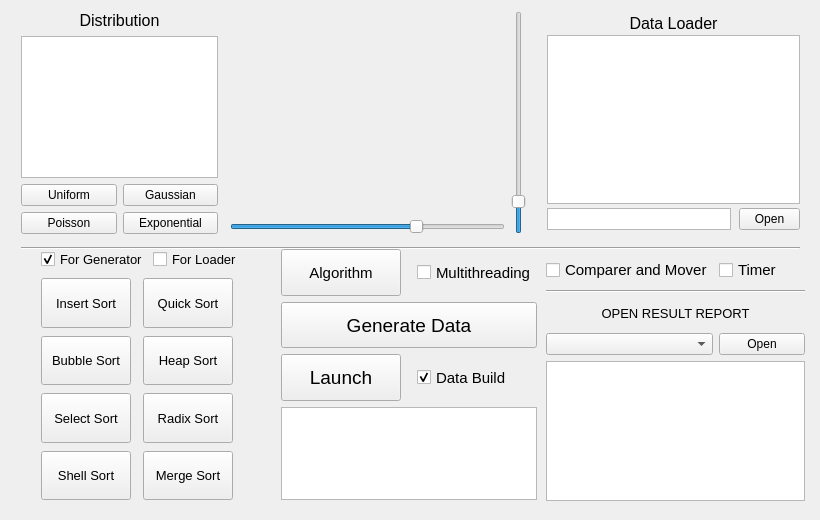
Karenina-na/Sorting, file src/ui/mainwindow.ui: the form before one commit.
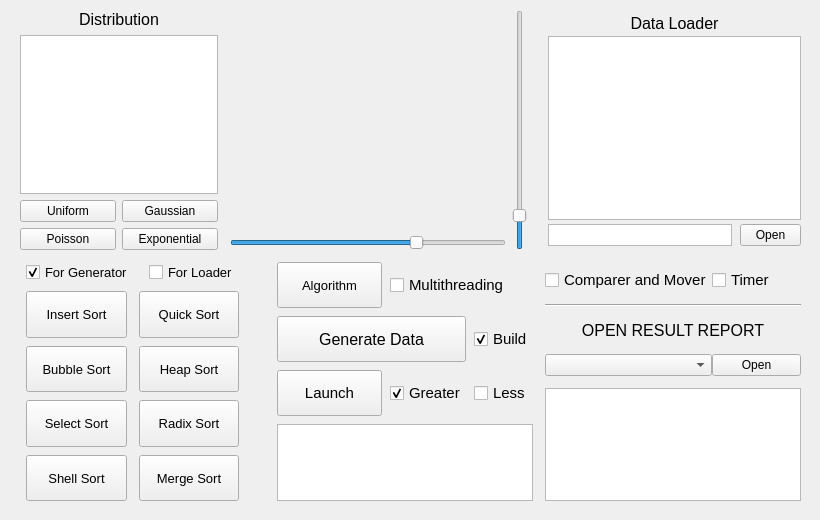
The form after the commit. Icons and pictures are not drawn. Custom widgets are drawn as their Qt base class.

Commit message: Add a checkbox for selecting ascending or descending order.

```diff
--- a/src/ui/mainwindow.ui
+++ b/src/ui/mainwindow.ui
@@ -66,12 +66,17 @@
    <widget class="QWidget" name="layoutWidget">
     <property name="geometry">
      <rect>
-      <x>21</x>
-      <y>11</y>
-      <width>779</width>
-      <height>223</height>
+      <x>20</x>
+      <y>10</y>
+      <width>781</width>
+      <height>491</height>
      </rect>
     </property>
+    <layout class="QGridLayout" name="window_layout" rowstretch="1,1">
+     <property name="verticalSpacing">
+      <number>12</number>
+     </property>
+     <item row="0" column="0" colspan="4">
     <layout class="QHBoxLayout" name="Data_layout" stretch="24,1,12">
      <property name="spacing">
       <number>0</number>
@@ -370,47 +375,8 @@
       </layout>
      </item>
     </layout>
-   </widget>
-   <widget class="Line" name="line">
-    <property name="geometry">
-     <rect>
-      <x>21</x>
-      <y>240</y>
-      <width>779</width>
-      <height>16</height>
-     </rect>
-    </property>
-    <property name="orientation">
-     <enum>Qt::Horizontal</enum>
-    </property>
-   </widget>
-   <widget class="QWidget" name="layoutWidget">
-    <property name="geometry">
-     <rect>
-      <x>21</x>
-      <y>249</y>
-      <width>516</width>
-      <height>251</height>
-     </rect>
-    </property>
-    <layout class="QGridLayout" name="Algorithm_layout" rowstretch="2,2,2,4" columnstretch="0,0,0,0">
-     <property name="horizontalSpacing">
-      <number>16</number>
-     </property>
-     <item row="0" column="0" rowspan="4">
-      <spacer name="verticalSpacer">
-       <property name="orientation">
-        <enum>Qt::Vertical</enum>
-       </property>
-       <property name="sizeHint" stdset="0">
-        <size>
-         <width>20</width>
-         <height>208</height>
-        </size>
-       </property>
-      </spacer>
      </item>
-     <item row="0" column="1" rowspan="4">
+     <item row="1" column="1">
       <layout class="QGridLayout" name="sort_button_layout" rowstretch="1,2,2,2,2" columnstretch="10,10,1">
        <property name="horizontalSpacing">
         <number>12</number>
@@ -461,6 +427,24 @@
          </item>
         </layout>
        </item>
+       <item row="2" column="1">
+        <widget class="QPushButton" name="heap_sort_button">
+         <property name="sizePolicy">
+          <sizepolicy hsizetype="Minimum" vsizetype="Minimum">
+           <horstretch>0</horstretch>
+           <verstretch>0</verstretch>
+          </sizepolicy>
+         </property>
+         <property name="font">
+          <font>
+           <pointsize>10</pointsize>
+          </font>
+         </property>
+         <property name="text">
+          <string>Heap Sort</string>
+         </property>
+        </widget>
+       </item>
        <item row="1" column="0">
         <widget class="QPushButton" name="insert_sort_button">
          <property name="sizePolicy">
@@ -497,55 +481,6 @@
          </property>
         </widget>
        </item>
-       <item row="1" column="2" rowspan="4">
-        <spacer name="verticalSpacer_2">
-         <property name="orientation">
-          <enum>Qt::Vertical</enum>
-         </property>
-         <property name="sizeHint" stdset="0">
-          <size>
-           <width>20</width>
-           <height>158</height>
-          </size>
-         </property>
-        </spacer>
-       </item>
-       <item row="2" column="0">
-        <widget class="QPushButton" name="bubble_sort_button">
-         <property name="sizePolicy">
-          <sizepolicy hsizetype="Minimum" vsizetype="Minimum">
-           <horstretch>0</horstretch>
-           <verstretch>0</verstretch>
-          </sizepolicy>
-         </property>
-         <property name="font">
-          <font>
-           <pointsize>10</pointsize>
-          </font>
-         </property>
-         <property name="text">
-          <string>Bubble Sort</string>
-         </property>
-        </widget>
-       </item>
-       <item row="2" column="1">
-        <widget class="QPushButton" name="heap_sort_button">
-         <property name="sizePolicy">
-          <sizepolicy hsizetype="Minimum" vsizetype="Minimum">
-           <horstretch>0</horstretch>
-           <verstretch>0</verstretch>
-          </sizepolicy>
-         </property>
-         <property name="font">
-          <font>
-           <pointsize>10</pointsize>
-          </font>
-         </property>
-         <property name="text">
-          <string>Heap Sort</string>
-         </property>
-        </widget>
-       </item>
        <item row="3" column="0">
         <widget class="QPushButton" name="select_sort_button">
          <property name="sizePolicy">
@@ -564,6 +499,24 @@
          </property>
         </widget>
        </item>
+       <item row="2" column="0">
+        <widget class="QPushButton" name="bubble_sort_button">
+         <property name="sizePolicy">
+          <sizepolicy hsizetype="Minimum" vsizetype="Minimum">
+           <horstretch>0</horstretch>
+           <verstretch>0</verstretch>
+          </sizepolicy>
+         </property>
+         <property name="font">
+          <font>
+           <pointsize>10</pointsize>
+          </font>
+         </property>
+         <property name="text">
+          <string>Bubble Sort</string>
+         </property>
+        </widget>
+       </item>
        <item row="3" column="1">
         <widget class="QPushButton" name="radix_sort_button">
          <property name="sizePolicy">
@@ -582,23 +535,18 @@
          </property>
         </widget>
        </item>
-       <item row="4" column="0">
-        <widget class="QPushButton" name="shell_sort_button">
-         <property name="sizePolicy">
-          <sizepolicy hsizetype="Minimum" vsizetype="Minimum">
-           <horstretch>0</horstretch>
-           <verstretch>0</verstretch>
-          </sizepolicy>
+       <item row="1" column="2" rowspan="4">
+        <spacer name="verticalSpacer_2">
+         <property name="orientation">
+          <enum>Qt::Vertical</enum>
          </property>
-         <property name="font">
-          <font>
-           <pointsize>10</pointsize>
-          </font>
+         <property name="sizeHint" stdset="0">
+          <size>
+           <width>20</width>
+           <height>158</height>
+          </size>
          </property>
-         <property name="text">
-          <string>Shell Sort</string>
-         </property>
-        </widget>
+        </spacer>
        </item>
        <item row="4" column="1">
         <widget class="QPushButton" name="merge_sort_button">
@@ -618,10 +566,8 @@
          </property>
         </widget>
        </item>
-      </layout>
-     </item>
-     <item row="0" column="2">
-      <widget class="QPushButton" name="algorithm_button">
+       <item row="4" column="0">
+        <widget class="QPushButton" name="shell_sort_button">
        <property name="sizePolicy">
         <sizepolicy hsizetype="Minimum" vsizetype="Minimum">
          <horstretch>0</horstretch>
@@ -630,132 +576,17 @@
        </property>
        <property name="font">
         <font>
-         <pointsize>11</pointsize>
+           <pointsize>10</pointsize>
         </font>
        </property>
        <property name="text">
-        <string>Algorithm</string>
+          <string>Shell Sort</string>
        </property>
       </widget>
      </item>
-     <item row="0" column="3">
-      <widget class="QCheckBox" name="mutil_thread_checkbox">
-       <property name="sizePolicy">
-        <sizepolicy hsizetype="Minimum" vsizetype="Minimum">
-         <horstretch>0</horstretch>
-         <verstretch>0</verstretch>
-        </sizepolicy>
-       </property>
-       <property name="font">
-        <font>
-         <pointsize>11</pointsize>
-        </font>
-       </property>
-       <property name="cursor">
-        <cursorShape>PointingHandCursor</cursorShape>
-       </property>
-       <property name="text">
-        <string>Multithreading</string>
-       </property>
-      </widget>
-     </item>
-     <item row="2" column="2">
-      <widget class="QPushButton" name="sort_launch_button">
-       <property name="sizePolicy">
-        <sizepolicy hsizetype="Minimum" vsizetype="Minimum">
-         <horstretch>0</horstretch>
-         <verstretch>0</verstretch>
-        </sizepolicy>
-       </property>
-       <property name="font">
-        <font>
-         <pointsize>14</pointsize>
-        </font>
-       </property>
-       <property name="text">
-        <string>Launch</string>
-       </property>
-      </widget>
-     </item>
-     <item row="2" column="3">
-      <widget class="QCheckBox" name="data_build_checkbox">
-       <property name="sizePolicy">
-        <sizepolicy hsizetype="Minimum" vsizetype="Minimum">
-         <horstretch>0</horstretch>
-         <verstretch>0</verstretch>
-        </sizepolicy>
-       </property>
-       <property name="font">
-        <font>
-         <pointsize>11</pointsize>
-        </font>
-       </property>
-       <property name="cursor">
-        <cursorShape>PointingHandCursor</cursorShape>
-       </property>
-       <property name="text">
-        <string>Data Build</string>
-       </property>
-       <property name="checked">
-        <bool>true</bool>
-       </property>
-      </widget>
-     </item>
-     <item row="3" column="2" colspan="2">
-      <widget class="QTextBrowser" name="algorithm_message_show">
-       <property name="tabChangesFocus">
-        <bool>false</bool>
-       </property>
-       <property name="undoRedoEnabled">
-        <bool>false</bool>
-       </property>
-       <property name="lineWrapMode">
-        <enum>QTextEdit::NoWrap</enum>
-       </property>
-       <property name="lineWrapColumnOrWidth">
-        <number>0</number>
-       </property>
-       <property name="html">
-        <string>&lt;!DOCTYPE HTML PUBLIC &quot;-//W3C//DTD HTML 4.0//EN&quot; &quot;http://www.w3.org/TR/REC-html40/strict.dtd&quot;&gt;
-&lt;html&gt;&lt;head&gt;&lt;meta name=&quot;qrichtext&quot; content=&quot;1&quot; /&gt;&lt;meta charset=&quot;utf-8&quot; /&gt;&lt;style type=&quot;text/css&quot;&gt;
-p, li { white-space: pre-wrap; }
-hr { height: 1px; border-width: 0; }
-li.unchecked::marker { content: &quot;\2610&quot;; }
-li.checked::marker { content: &quot;\2612&quot;; }
-&lt;/style&gt;&lt;/head&gt;&lt;body style=&quot; font-family:'Microsoft YaHei UI'; font-size:9pt; font-weight:400; font-style:normal;&quot;&gt;
-&lt;p style=&quot;-qt-paragraph-type:empty; margin-top:0px; margin-bottom:0px; margin-left:0px; margin-right:0px; -qt-block-indent:0; text-indent:0px;&quot;&gt;&lt;br /&gt;&lt;/p&gt;&lt;/body&gt;&lt;/html&gt;</string>
-       </property>
-      </widget>
-     </item>
-     <item row="1" column="2" colspan="2">
-      <widget class="QPushButton" name="sort_generate_data_button">
-       <property name="sizePolicy">
-        <sizepolicy hsizetype="Minimum" vsizetype="Minimum">
-         <horstretch>0</horstretch>
-         <verstretch>0</verstretch>
-        </sizepolicy>
-       </property>
-       <property name="font">
-        <font>
-         <pointsize>14</pointsize>
-        </font>
-       </property>
-       <property name="text">
-        <string>Generate Data</string>
-       </property>
-      </widget>
-     </item>
-    </layout>
-   </widget>
-   <widget class="QWidget" name="layoutWidget">
-    <property name="geometry">
-     <rect>
-      <x>540</x>
-      <y>250</y>
-      <width>265</width>
-      <height>251</height>
-     </rect>
-    </property>
+      </layout>
+     </item>
+     <item row="1" column="3">
     <layout class="QGridLayout" name="result_show_layout" rowstretch="2,1,2,2,10">
      <property name="leftMargin">
       <number>6</number>
@@ -763,6 +594,9 @@
      <property name="topMargin">
       <number>6</number>
      </property>
+       <property name="verticalSpacing">
+        <number>12</number>
+       </property>
      <item row="0" column="1">
       <widget class="QCheckBox" name="timer_checkbox">
        <property name="sizePolicy">
@@ -788,7 +622,7 @@
       <widget class="QLabel" name="label">
        <property name="font">
         <font>
-         <pointsize>10</pointsize>
+           <pointsize>12</pointsize>
         </font>
        </property>
        <property name="text">
@@ -849,6 +683,185 @@
         <enum>Qt::Horizontal</enum>
        </property>
       </widget>
+       </item>
+      </layout>
+     </item>
+     <item row="1" column="2">
+      <layout class="QGridLayout" name="sort_button_show_layout" rowstretch="3,3,3,5" columnstretch="3,2,1">
+       <property name="spacing">
+        <number>8</number>
+       </property>
+       <item row="0" column="0">
+        <widget class="QPushButton" name="algorithm_button">
+         <property name="sizePolicy">
+          <sizepolicy hsizetype="Minimum" vsizetype="Minimum">
+           <horstretch>0</horstretch>
+           <verstretch>0</verstretch>
+          </sizepolicy>
+         </property>
+         <property name="font">
+          <font>
+           <pointsize>10</pointsize>
+          </font>
+         </property>
+         <property name="text">
+          <string>Algorithm</string>
+         </property>
+        </widget>
+       </item>
+       <item row="0" column="1" colspan="2">
+        <widget class="QCheckBox" name="mutil_thread_checkbox">
+         <property name="sizePolicy">
+          <sizepolicy hsizetype="Minimum" vsizetype="Minimum">
+           <horstretch>0</horstretch>
+           <verstretch>0</verstretch>
+          </sizepolicy>
+         </property>
+         <property name="font">
+          <font>
+           <pointsize>11</pointsize>
+          </font>
+         </property>
+         <property name="cursor">
+          <cursorShape>PointingHandCursor</cursorShape>
+         </property>
+         <property name="text">
+          <string>Multithreading</string>
+         </property>
+        </widget>
+       </item>
+       <item row="1" column="0" colspan="2">
+        <widget class="QPushButton" name="sort_generate_data_button">
+         <property name="sizePolicy">
+          <sizepolicy hsizetype="Minimum" vsizetype="Minimum">
+           <horstretch>0</horstretch>
+           <verstretch>0</verstretch>
+          </sizepolicy>
+         </property>
+         <property name="font">
+          <font>
+           <pointsize>12</pointsize>
+          </font>
+         </property>
+         <property name="text">
+          <string>Generate Data</string>
+         </property>
+        </widget>
+       </item>
+       <item row="2" column="0">
+        <widget class="QPushButton" name="sort_launch_button">
+         <property name="sizePolicy">
+          <sizepolicy hsizetype="Minimum" vsizetype="Minimum">
+           <horstretch>0</horstretch>
+           <verstretch>0</verstretch>
+          </sizepolicy>
+         </property>
+         <property name="font">
+          <font>
+           <pointsize>11</pointsize>
+          </font>
+         </property>
+         <property name="text">
+          <string>Launch</string>
+         </property>
+        </widget>
+       </item>
+       <item row="3" column="0" colspan="3">
+        <widget class="QTextBrowser" name="algorithm_message_show">
+         <property name="tabChangesFocus">
+          <bool>false</bool>
+         </property>
+         <property name="undoRedoEnabled">
+          <bool>false</bool>
+         </property>
+         <property name="lineWrapMode">
+          <enum>QTextEdit::NoWrap</enum>
+         </property>
+         <property name="lineWrapColumnOrWidth">
+          <number>0</number>
+         </property>
+         <property name="html">
+          <string>&lt;!DOCTYPE HTML PUBLIC &quot;-//W3C//DTD HTML 4.0//EN&quot; &quot;http://www.w3.org/TR/REC-html40/strict.dtd&quot;&gt;
+&lt;html&gt;&lt;head&gt;&lt;meta name=&quot;qrichtext&quot; content=&quot;1&quot; /&gt;&lt;meta charset=&quot;utf-8&quot; /&gt;&lt;style type=&quot;text/css&quot;&gt;
+p, li { white-space: pre-wrap; }
+hr { height: 1px; border-width: 0; }
+li.unchecked::marker { content: &quot;\2610&quot;; }
+li.checked::marker { content: &quot;\2612&quot;; }
+&lt;/style&gt;&lt;/head&gt;&lt;body style=&quot; font-family:'Microsoft YaHei UI'; font-size:9pt; font-weight:400; font-style:normal;&quot;&gt;
+&lt;p style=&quot;-qt-paragraph-type:empty; margin-top:0px; margin-bottom:0px; margin-left:0px; margin-right:0px; -qt-block-indent:0; text-indent:0px;&quot;&gt;&lt;br /&gt;&lt;/p&gt;&lt;/body&gt;&lt;/html&gt;</string>
+         </property>
+        </widget>
+       </item>
+       <item row="2" column="2">
+        <widget class="QCheckBox" name="less_checkbox">
+         <property name="sizePolicy">
+          <sizepolicy hsizetype="Minimum" vsizetype="Minimum">
+           <horstretch>0</horstretch>
+           <verstretch>0</verstretch>
+          </sizepolicy>
+         </property>
+         <property name="font">
+          <font>
+           <pointsize>11</pointsize>
+          </font>
+         </property>
+         <property name="cursor">
+          <cursorShape>PointingHandCursor</cursorShape>
+         </property>
+         <property name="text">
+          <string>Less</string>
+         </property>
+        </widget>
+       </item>
+       <item row="1" column="2">
+        <widget class="QCheckBox" name="data_build_checkbox">
+         <property name="sizePolicy">
+          <sizepolicy hsizetype="Minimum" vsizetype="Minimum">
+           <horstretch>0</horstretch>
+           <verstretch>0</verstretch>
+          </sizepolicy>
+         </property>
+         <property name="font">
+          <font>
+           <pointsize>11</pointsize>
+          </font>
+         </property>
+         <property name="cursor">
+          <cursorShape>PointingHandCursor</cursorShape>
+         </property>
+         <property name="text">
+          <string>Build</string>
+         </property>
+         <property name="checked">
+          <bool>true</bool>
+         </property>
+        </widget>
+       </item>
+       <item row="2" column="1">
+        <widget class="QCheckBox" name="greater_checkbox">
+         <property name="sizePolicy">
+          <sizepolicy hsizetype="Minimum" vsizetype="Minimum">
+           <horstretch>0</horstretch>
+           <verstretch>0</verstretch>
+          </sizepolicy>
+         </property>
+         <property name="font">
+          <font>
+           <pointsize>11</pointsize>
+          </font>
+         </property>
+         <property name="cursor">
+          <cursorShape>PointingHandCursor</cursorShape>
+         </property>
+         <property name="text">
+          <string>Greater</string>
+         </property>
+         <property name="checked">
+          <bool>true</bool>
+         </property>
+        </widget>
+       </item>
+      </layout>
      </item>
     </layout>
    </widget>
```
Lines whose indentation alone changed are shown as unchanged. The commit also changes 4 other files.
